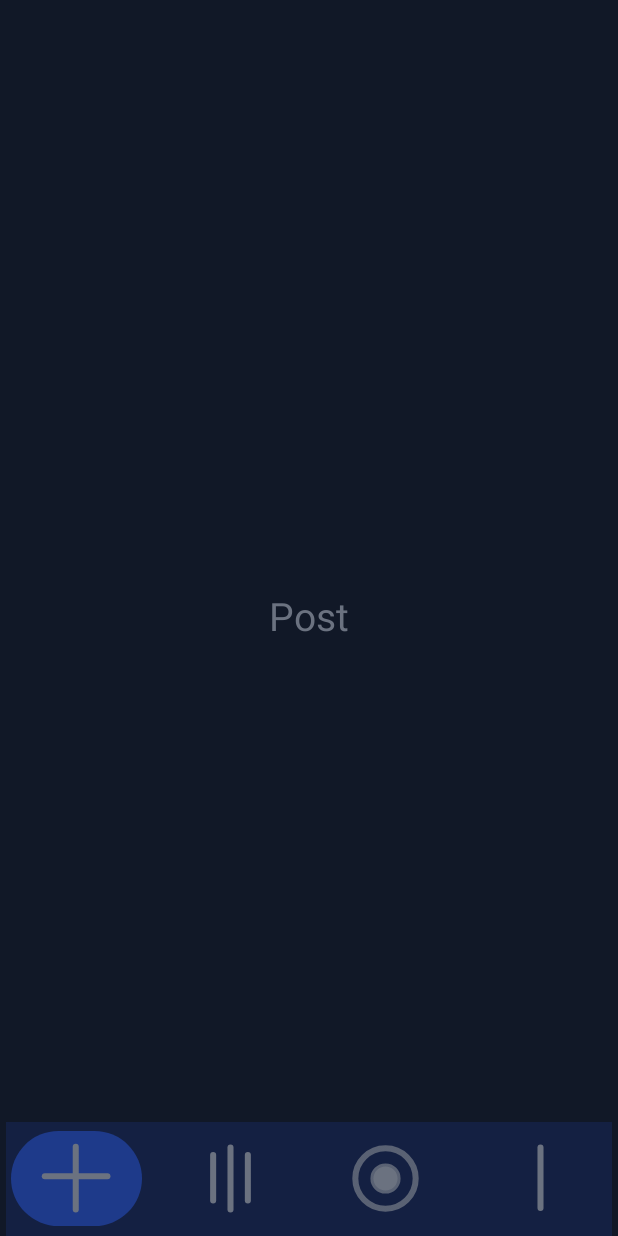
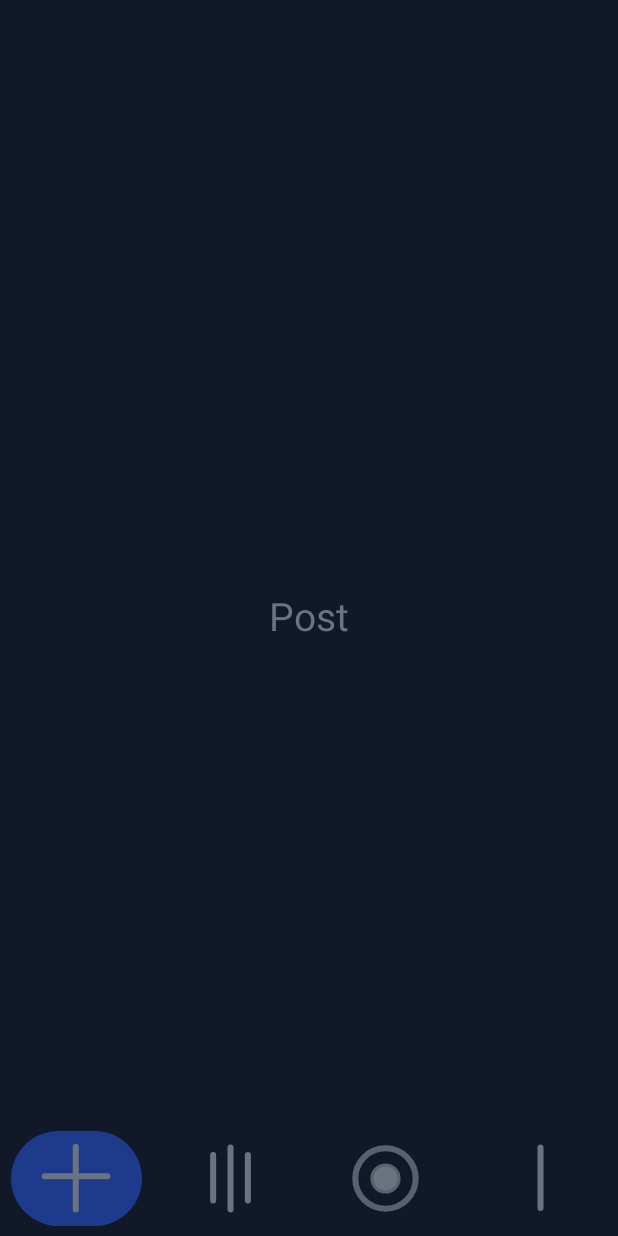
Before and after one commit to thodea/thodea-android, an Android app built with Jetpack Compose: the screen it shows after launch (MainActivity), on a phone screen of 412 x 824 dp. Run offline under Robolectric (Android 15) with nearby library versions, the phone set to English and light mode, and no system bars; our stand-ins replace navigation-ui.

Commit message:
[FOOTER] New bottom style design

```diff
--- a/app/src/main/java/com/example/thodea/ui/composables/BottomNavigationBar.kt
+++ b/app/src/main/java/com/example/thodea/ui/composables/BottomNavigationBar.kt
@@ -27,7 +27,7 @@ fun BottomNavigationBar(navController: NavHostController) {
     val currentRoute = navBackStackEntry?.destination?.route
 
     NavigationBar(
-        containerColor = Color(0x99172554), // 0x99 = 60% opacity (in hex) of rgb(23,37,84)
+        containerColor = Color.Transparent, // 0x99 = 60% opacity (in hex) of rgb(23,37,84)
         tonalElevation = 0.dp
     ) {
         navItems.forEach { item ->
```
